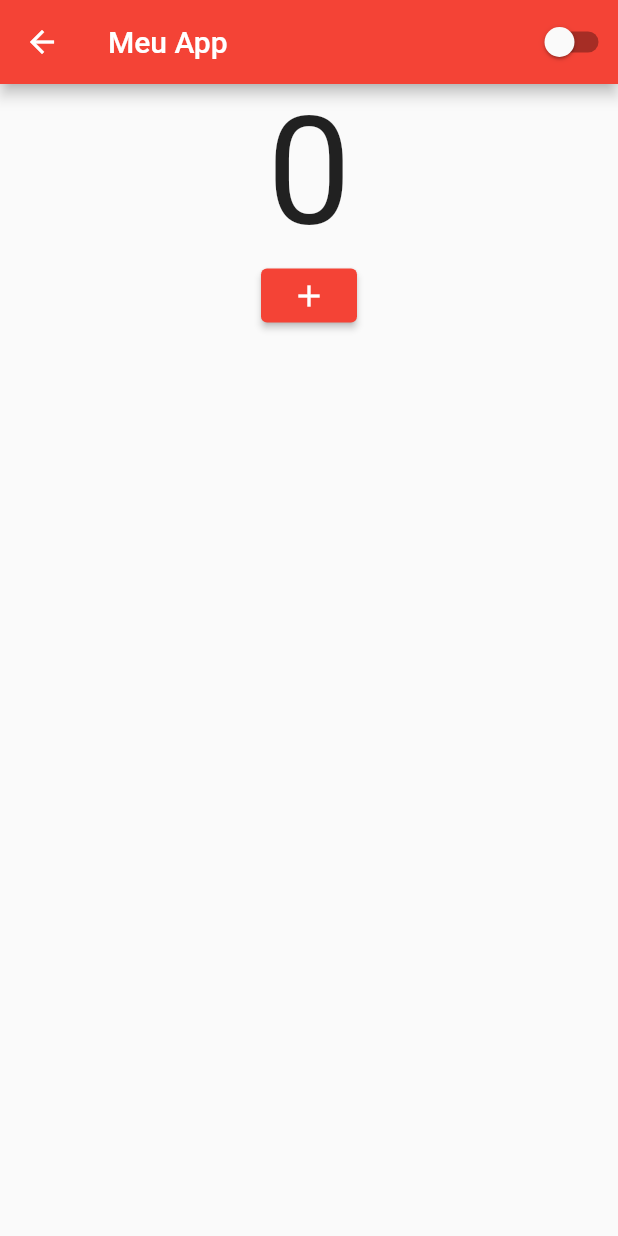
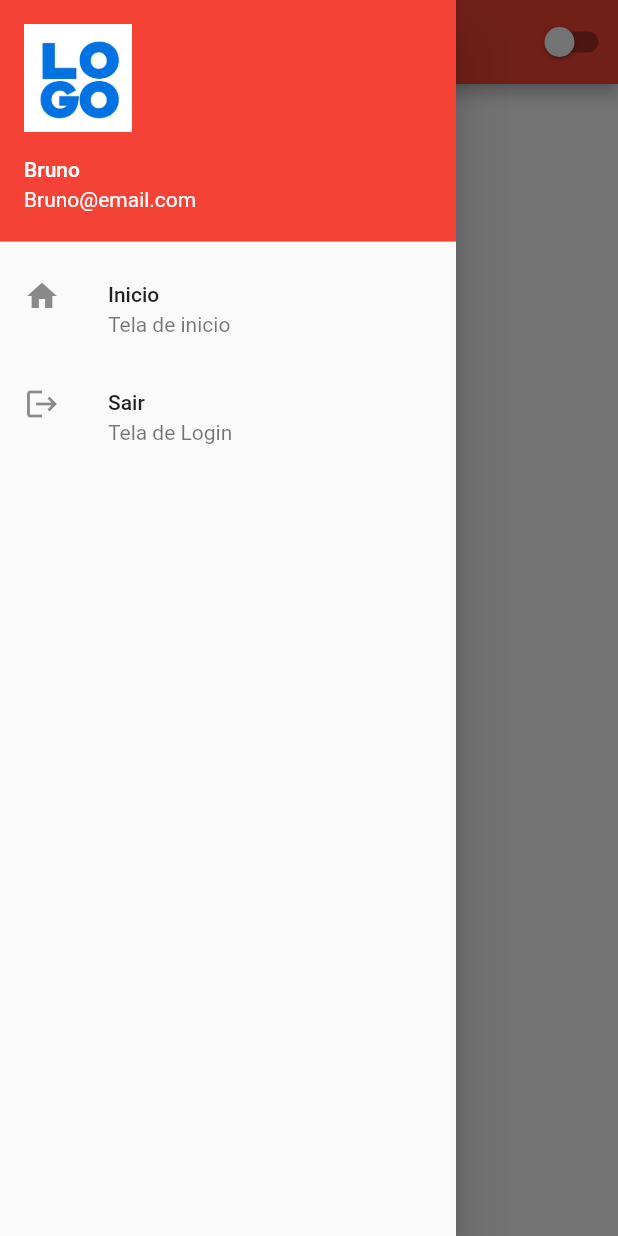
Before and after one commit to BrunoVollin/https---github.com-BrunoVollin-notion_flutter, a Flutter app: the HomePage screen opened by its route, with the side drawer open (before the commit the screen has no drawer), on a phone screen of 412 x 824 dp. Run offline on Flutter 3.47's test engine with Material 2 defaults, Android fonts, the phone set to English and light mode, and no system bars.

```diff
--- a/lib/home_page.dart
+++ b/lib/home_page.dart
@@ -13,6 +13,30 @@ class _HomePageState extends State<HomePage> {
   @override
   Widget build(BuildContext context) {
     return Scaffold(
+      drawer: Drawer(
+        child: Column(
+          children: [
+            UserAccountsDrawerHeader(
+                currentAccountPicture: Image.asset("assets/logo.png"),
+                accountName: Text("Bruno"),
+                accountEmail: Text("Bruno@email.com")),
+            ListTile(
+                leading: Icon(Icons.home),
+                title: Text("Inicio"),
+                subtitle: Text("Tela de inicio"),
+                onTap: () {
+                  print("Home");
+                }),
+            ListTile(
+                leading: Icon(Icons.logout),
+                title: Text("Sair"),
+                subtitle: Text("Tela de Login"),
+                onTap: () {
+                  Navigator.of(context).pushReplacementNamed("/");
+                })
+          ],
+        ),
+      ),
       appBar: AppBar(
         title: Text("Meu App"),
         actions: [CustomSwitch()],
```
